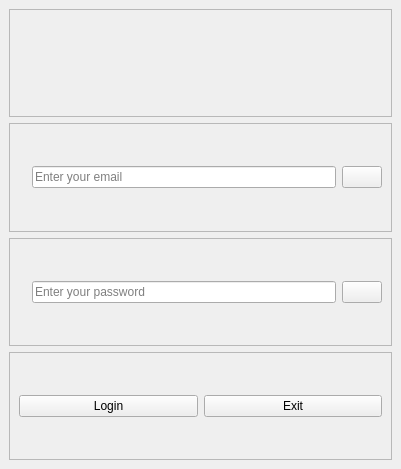
This is resources/login_window.ui in jt-thorpe/flow as Qt 5 draws it before an edit. The edited form follows.
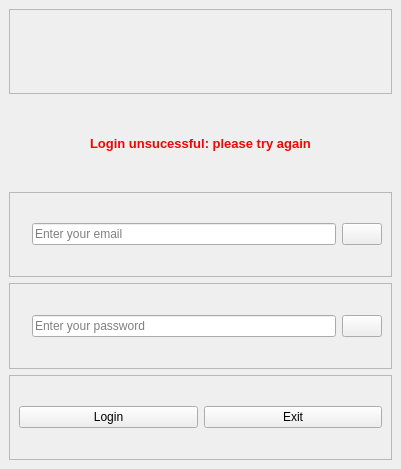
This is the edited form. Icons and pictures are not drawn.

Commit message:
feat: Add working login window and authentication
Changelog: added

The edit to the form file:
```diff
--- a/resources/login_window.ui
+++ b/resources/login_window.ui
@@ -37,6 +37,23 @@
       </layout>
      </widget>
     </item>
+    <item alignment="Qt::AlignHCenter">
+     <widget class="QLabel" name="login_fail_message">
+      <property name="font">
+       <font>
+        <pointsize>10</pointsize>
+        <bold>true</bold>
+        <underline>false</underline>
+       </font>
+      </property>
+      <property name="styleSheet">
+       <string notr="true">QLabel {color: red;}</string>
+      </property>
+      <property name="text">
+       <string>Login unsucessful: please try again</string>
+      </property>
+     </widget>
+    </item>
     <item>
      <widget class="QFrame" name="email_frame">
       <property name="frameShape">
```
The commit also changes 4 other files.
